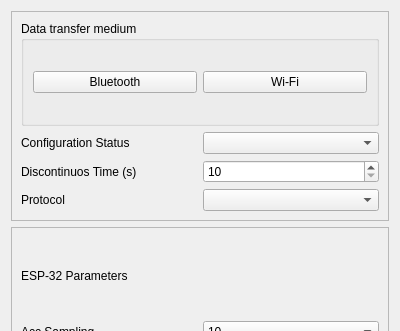
This is Tarea2/Raspberry/extra/qt/esp_config_win.ui in valesteban/iot_g4 as Qt 5 draws it before an edit; both pictures show x 0 to 400 and y 0 to 331 of the 400 by 476 pixel window. The edited form follows.
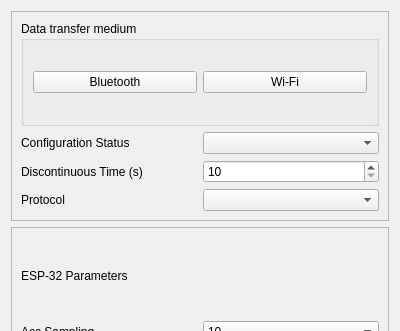
This is the edited form. Icons and pictures are not drawn.

Commit message: reverti cambios en el ui

The edit to the form file:
```diff
--- a/Tarea2/Raspberry/extra/qt/esp_config_win.ui
+++ b/Tarea2/Raspberry/extra/qt/esp_config_win.ui
@@ -99,7 +99,7 @@
         <item row="1" column="0">
          <widget class="QLabel" name="label_disc_time">
           <property name="text">
-           <string>Discontinuos Time (s)</string>
+           <string>Discontinuous Time (s)</string>
           </property>
          </widget>
         </item>
```
Left out of the diff: 2 changed lines with no effect on the pictures. The commit also changes 3 other files.
